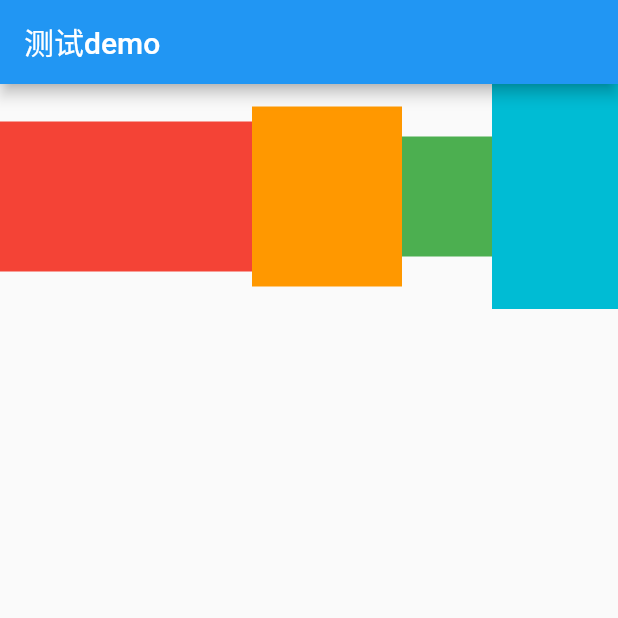
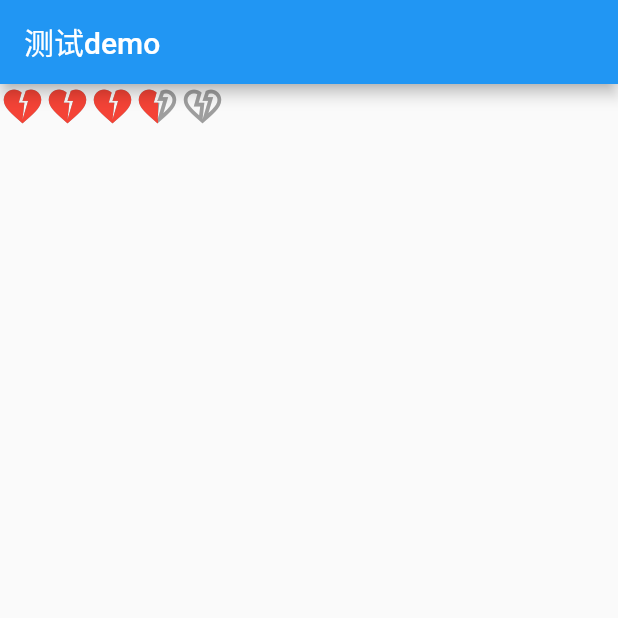
Before and after one commit to githubxiangdong/LearnFlutter, a Flutter app: the screen it shows after launch, on a phone screen of 412 x 824 dp, the top half of it. Run offline on Flutter 3.47's test engine with Material 2 defaults, Android fonts, the phone set to English and light mode, and no system bars.

Commit message:
构造方法

```diff
--- a/02 learnFlutter/learn_flutter/lib/00_语法学习/03_面向对象/start_rating.dart
+++ b/02 learnFlutter/learn_flutter/lib/00_语法学习/03_面向对象/start_rating.dart
@@ -10,7 +10,8 @@ class StartRating extends StatefulWidget {
   final Widget unSelectedImage;
   final Widget selectedImage;
 
-  // 构造函数
+  /// 1. 普通的构造方法
+  /// 当有了自己的构造方法时，默认构造方法是失效的
   StartRating({
     Key? key,
     required this.rating,
@@ -24,6 +25,39 @@ class StartRating extends StatefulWidget {
   }) :  unSelectedImage = unSelectedImage ?? Icon(Icons.star_border, color: unSelectedColor, size: size),
         selectedImage = selectedImage ?? Icon(Icons.star, color: selectedColor, size: size),
         super(key: key);
+
+  /// 2. 命名构造方法
+  /// 如果我们确实需要更多的构造方法，那么我们就可以用-命名构造方法
+  StartRating.heart({
+    Key? key,
+    required this.rating,
+    this.maxRating = 10,
+    this.count = 5,
+    this.size = 30,
+    this.unSelectedColor = Colors.grey,
+    this.selectedColor = Colors.red,
+  }) :  unSelectedImage = Icon(Icons.favorite_border, color: unSelectedColor, size: size),
+        selectedImage = Icon(Icons.favorite, color: selectedColor, size: size),
+        super(key: key);
+
+  /// 3. 常量构造方法
+  /// 如果我们在传入相同值时，希望返回的是同一个对象，这时就可以用-常量构造方法
+  /// 默认情况下，创建对象时，即使传入相同的参数，创建出来的也不是同一个对象
+  const StartRating.triangle({
+    Key? key,
+    this.rating = 5,
+    this.maxRating = 10,
+    this.count = 5,
+    this.size = 30,
+    this.unSelectedColor = Colors.grey,
+    this.selectedColor = Colors.red,
+  }) :  unSelectedImage = const Icon(Icons.heart_broken_outlined, color: Colors.grey, size: 30),
+        selectedImage = const Icon(Icons.heart_broken, color: Colors.red, size: 30),
+        super(key: key);
+
+  /// 4. 重定向构造方法
+
+  /// 5. 工厂构造方法
 
   @override
   State<StartRating> createState() => _StartRatingState();
--- a/02 learnFlutter/learn_flutter/lib/main.dart
+++ b/02 learnFlutter/learn_flutter/lib/main.dart
@@ -1,4 +1,6 @@
 import 'package:flutter/material.dart';
+
+import '00_语法学习/03_面向对象/start_rating.dart';
 
 main() => runApp(const MyApp());
 
@@ -18,153 +20,28 @@ class MyHomePage extends StatelessWidget {
 
   @override
   Widget build(BuildContext context) {
+
+    /// 此时对象其实是 new 出来的一个对象，但是在 2.0一上 new可以省略
+    var startRating = new StartRating.heart(rating: 4);
+
+    /// 再次new一个对象startRating2，startRating 和 startRating是不是同一个对象
+    var startRating2 = new StartRating.heart(rating: 4);
+
+    /// flutter: 是否是同一个对象：false，打印结果不是同一个对象
+    // debugPrint("是否是同一个对象：${identical(startRating, startRating2)}");
+
+    /// 如果我传入的是一样的参数，得到的对象也是同一个，该怎么办？
+    /// 常量构造方法???
+    const startRating3 = StartRating.triangle(rating: 7);
+    const startRating4 = StartRating.triangle(rating: 7);
+
+    debugPrint("是否是同一个对象：${identical(startRating3, startRating4)}");
+
     return Scaffold(
       appBar: AppBar(
         title: const Text("测试demo"),
       ),
-      body: ExpandedDemo(),
+      body: startRating3,
     );
   }
 }
-
-
-/// 5. ExpandedDemo
-/// 如果 红色 的宽度是不固定，但是还要达到平分的效果，怎么做呢
-/// Expanded -> FlexFit.tight, 开发里面用的最多, 空间分配问题 只与flex有关
-/// flex属性，弹性系数，Row 会根据两个 Expanded 的弹性系数来决定它们占据剩下空间的比例
-///
-class ExpandedDemo extends StatelessWidget {
-  const ExpandedDemo({
-    Key? key,
-  }) : super(key: key);
-
-  @override
-  Widget build(BuildContext context) {
-    return Row(
-      // mainAxisAlignment: MainAxisAlignment.spaceEvenly,
-      children: [
-        Expanded(
-          flex: 2,
-          child: Container(color: Colors.red, height: 100, )
-        ),
-        Container(color: Colors.orange, width: 100, height: 120, ),
-        Container(color: Colors.green, width: 60, height: 80, ),
-        Expanded(
-          flex: 1,
-          child: Container(color: Colors.cyan, height: 150, )
-        ),
-      ],
-    );
-  }
-}
-
-/// 4. ColumnDemo
-/// Column 的用法与 Row的用法一致
-class ColumnDemo extends StatelessWidget {
-  const ColumnDemo({
-    Key? key,
-  }) : super(key: key);
-
-  @override
-  Widget build(BuildContext context) {
-    return Column(
-      mainAxisAlignment: MainAxisAlignment.spaceBetween,
-      crossAxisAlignment: CrossAxisAlignment.start,
-      children: [
-        Container(color: Colors.red, width: 80, height: 100, ),
-        Container(color: Colors.orange, width: 100, height: 120, ),
-        Container(color: Colors.green, width: 60, height: 80, ),
-        Container(color: Colors.cyan, width: 90, height: 150, ),
-      ],
-    );
-  }
-}
-
-/// 3. RowDemo2
-/// Row/Column:继承自flex
-/// Axis.horizontal ==  Row 水平布局
-/// Axis.vertical == column 垂直布局
-/// Row的特点：
-/// - 水平方向尽可能占据比较大的空间
-///  -
-/// - 垂直方向包裹内容
-/// MainAxisAlignment
-/// - start : 默认值，沿着主轴的开始位置依次排布
-/// - end : 沿着主轴的结束位置依次排布
-/// - center : 沿着主轴的中心点向两侧排布
-/// - spaceBetween : 将左右两边的间距为0，其他的间距平分
-/// - spaceAround : 左右两边的间距是其他元素间距的一半
-/// - spaceEvenly : 所有间距平分空间
-///
-/// CrossAxisAlignment
-/// - baseline : 基线对齐
-/// - stretch :
-class RowDemo2 extends StatelessWidget {
-  const RowDemo2({
-    Key? key,
-  }) : super(key: key);
-
-  @override
-  Widget build(BuildContext context) {
-    return Row(
-      mainAxisAlignment: MainAxisAlignment.spaceEvenly,
-      crossAxisAlignment: CrossAxisAlignment.end,
-      children: [
-        Container(color: Colors.red, width: 80, height: 100, ),
-        Container(color: Colors.orange, width: 100, height: 120, ),
-        Container(color: Colors.green, width: 60, height: 80, ),
-        Container(color: Colors.cyan, width: 90, height: 150, ),
-      ],
-    );
-  }
-}
-
-/// 2. RowDemo1
-/// 简单用法
-class RowDemo1 extends StatelessWidget {
-  const RowDemo1({
-    Key? key,
-  }) : super(key: key);
-
-  @override
-  Widget build(BuildContext context) {
-    return TextButton(
-      style: TextButton.styleFrom(
-        backgroundColor: Colors.red,
-      ),
-      child: Row(
-        mainAxisSize: MainAxisSize.min,
-        children: const [
-          Icon(Icons.bug_report_outlined),
-          Text("提交", style: TextStyle(color: Colors.white, fontSize: 20),),
-        ],
-      ),
-      onPressed: () {
-        debugPrint("点击了提交");
-      },
-    );
-  }
-}
-
-/// 1. FlexDemo
-/// Flex 布局中有两个非常重要的概念，主轴 和 交叉轴
-/// 主轴：就是与 布局方向一致的方向为主轴
-/// 交叉轴：就是 与 布局方向垂直的方向为交叉轴
-/// Row 和 Column
-class FlexDemo extends StatelessWidget {
-  const FlexDemo({
-    Key? key,
-  }) : super(key: key);
-
-  @override
-  Widget build(BuildContext context) {
-    return Flex(
-      direction: Axis.vertical,
-      children: const [
-        Text("你好哇， 哈哈"),
-        Text("你好哇， 哈哈"),
-        Text("你好哇， 哈哈"),
-      ],
-    );
-  }
-}
```
Also changed, not shown: 02 learnFlutter/learn_flutter/lib/04_布局widgets/02_多子布局widgets.dart (added, +170 -0 lines), 1 other file.
